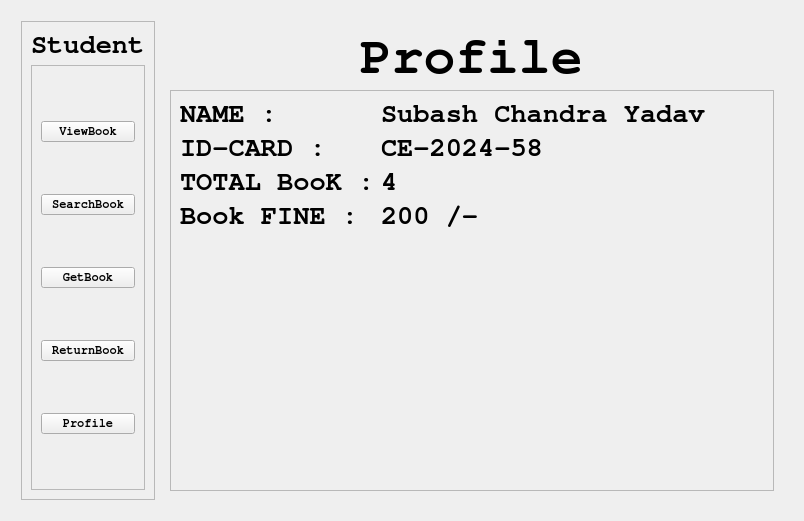
su-bash-np/Library, file student.ui: the form before one commit.
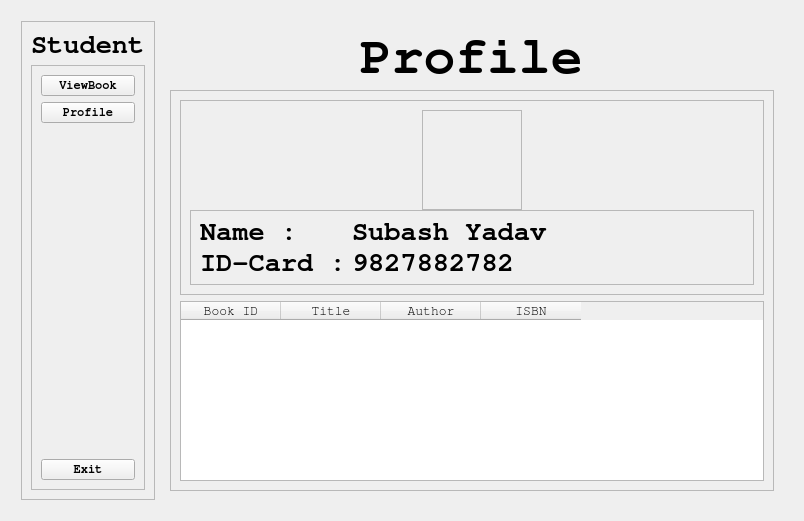
The form after the commit. The open tabs and pages were chosen to show the change. Icons and pictures are not drawn.

Patch:
```diff
--- a/student.ui
+++ b/student.ui
@@ -91,27 +91,6 @@
              </property>
             </widget>
            </item>
-           <item>
-            <widget class="QPushButton" name="SearchpushButton">
-             <property name="text">
-              <string>SearchBook</string>
-             </property>
-            </widget>
-           </item>
-           <item>
-            <widget class="QPushButton" name="GetpushButton">
-             <property name="text">
-              <string>GetBook</string>
-             </property>
-            </widget>
-           </item>
-           <item>
-            <widget class="QPushButton" name="ReturnpushButton">
-             <property name="text">
-              <string>ReturnBook</string>
-             </property>
-            </widget>
-           </item>
            <item>
             <widget class="QPushButton" name="ProfilepushButton">
              <property name="text">
@@ -119,6 +98,26 @@
              </property>
             </widget>
            </item>
+           <item>
+            <spacer name="verticalSpacer">
+             <property name="orientation">
+              <enum>Qt::Vertical</enum>
+             </property>
+             <property name="sizeHint" stdset="0">
+              <size>
+               <width>20</width>
+               <height>40</height>
+              </size>
+             </property>
+            </spacer>
+           </item>
+           <item>
+            <widget class="QPushButton" name="Exit">
+             <property name="text">
+              <string>Exit</string>
+             </property>
+            </widget>
+           </item>
           </layout>
          </widget>
         </item>
@@ -784,61 +783,138 @@
            <property name="frameShadow">
             <enum>QFrame::Raised</enum>
            </property>
-           <layout class="QFormLayout" name="formLayout">
-            <item row="0" column="0">
-             <widget class="QLabel" name="label_7">
-              <property name="text">
-               <string>NAME :</string>
+           <layout class="QVBoxLayout" name="verticalLayout_10">
+            <item>
+             <widget class="QFrame" name="frame_16">
+              <property name="minimumSize">
+               <size>
+                <width>0</width>
+                <height>130</height>
+               </size>
               </property>
-             </widget>
-            </item>
-            <item row="0" column="1">
-             <widget class="QLabel" name="label_10">
-              <property name="text">
-               <string>Subash Chandra Yadav</string>
+              <property name="frameShape">
+               <enum>QFrame::StyledPanel</enum>
               </property>
-             </widget>
-            </item>
-            <item row="2" column="0">
-             <widget class="QLabel" name="label_6">
-              <property name="text">
-               <string>TOTAL BooK :</string>
+              <property name="frameShadow">
+               <enum>QFrame::Raised</enum>
               </property>
+              <layout class="QVBoxLayout" name="verticalLayout_11">
+               <item alignment="Qt::AlignHCenter|Qt::AlignVCenter">
+                <widget class="QFrame" name="frame_17">
+                 <property name="minimumSize">
+                  <size>
+                   <width>100</width>
+                   <height>100</height>
+                  </size>
+                 </property>
+                 <property name="maximumSize">
+                  <size>
+                   <width>100</width>
+                   <height>100</height>
+                  </size>
+                 </property>
+                 <property name="styleSheet">
+                  <string notr="true">QFrame{
+border-image: url(:/image/vecteezy_male-and-female-symbol-human-profile-icon-or-people-icon_3543440.jpg);}</string>
+                 </property>
+                 <property name="frameShape">
+                  <enum>QFrame::StyledPanel</enum>
+                 </property>
+                 <property name="frameShadow">
+                  <enum>QFrame::Raised</enum>
+                 </property>
+                </widget>
+               </item>
+               <item>
+                <widget class="QFrame" name="frame_18">
+                 <property name="minimumSize">
+                  <size>
+                   <width>0</width>
+                   <height>75</height>
+                  </size>
+                 </property>
+                 <property name="maximumSize">
+                  <size>
+                   <width>16777215</width>
+                   <height>200</height>
+                  </size>
+                 </property>
+                 <property name="frameShape">
+                  <enum>QFrame::StyledPanel</enum>
+                 </property>
+                 <property name="frameShadow">
+                  <enum>QFrame::Raised</enum>
+                 </property>
+                 <layout class="QFormLayout" name="formLayout">
+                  <item row="0" column="0">
+                   <widget class="QLabel" name="label_6">
+                    <property name="text">
+                     <string>Name :</string>
+                    </property>
+                   </widget>
+                  </item>
+                  <item row="0" column="1">
+                   <widget class="QLabel" name="c_name">
+                    <property name="text">
+                     <string>Subash Yadav</string>
+                    </property>
+                   </widget>
+                  </item>
+                  <item row="1" column="0">
+                   <widget class="QLabel" name="label_8">
+                    <property name="text">
+                     <string>ID-Card :</string>
+                    </property>
+                   </widget>
+                  </item>
+                  <item row="1" column="1">
+                   <widget class="QLabel" name="c_Id">
+                    <property name="text">
+                     <string>9827882782</string>
+                    </property>
+                   </widget>
+                  </item>
+                 </layout>
+                </widget>
+               </item>
+              </layout>
              </widget>
             </item>
-            <item row="2" column="1">
-             <widget class="QLabel" name="label_12">
-              <property name="text">
-               <string>4</string>
+            <item>
+             <widget class="QTableWidget" name="pBookTable">
+              <property name="sizeIncrement">
+               <size>
+                <width>0</width>
+                <height>0</height>
+               </size>
               </property>
-             </widget>
-            </item>
-            <item row="1" column="0">
-             <widget class="QLabel" name="label_8">
-              <property name="text">
-               <string>ID-CARD :</string>
+              <property name="font">
+               <font>
+                <family>Cantarell</family>
+                <pointsize>10</pointsize>
+                <bold>false</bold>
+               </font>
               </property>
-             </widget>
-            </item>
-            <item row="1" column="1">
-             <widget class="QLabel" name="label_11">
-              <property name="text">
-               <string>CE-2024-58</string>
-              </property>
-             </widget>
-            </item>
-            <item row="3" column="0">
-             <widget class="QLabel" name="label_9">
-              <property name="text">
-               <string>Book FINE :</string>
-              </property>
-             </widget>
-            </item>
-            <item row="3" column="1">
-             <widget class="QLabel" name="label_13">
-              <property name="text">
-               <string>200 /-</string>
-              </property>
+              <column>
+               <property name="text">
+                <string>Book ID</string>
+               </property>
+              </column>
+              <column>
+               <property name="text">
+                <string>Title</string>
+               </property>
+              </column>
+              <column>
+               <property name="text">
+                <string>Author</string>
+               </property>
+              </column>
+              <column>
+               <property name="text">
+                <string>ISBN</string>
+               </property>
+              </column>
              </widget>
             </item>
            </layout>
```
Left out of the diff: 12 changed lines with no effect on the pictures.
